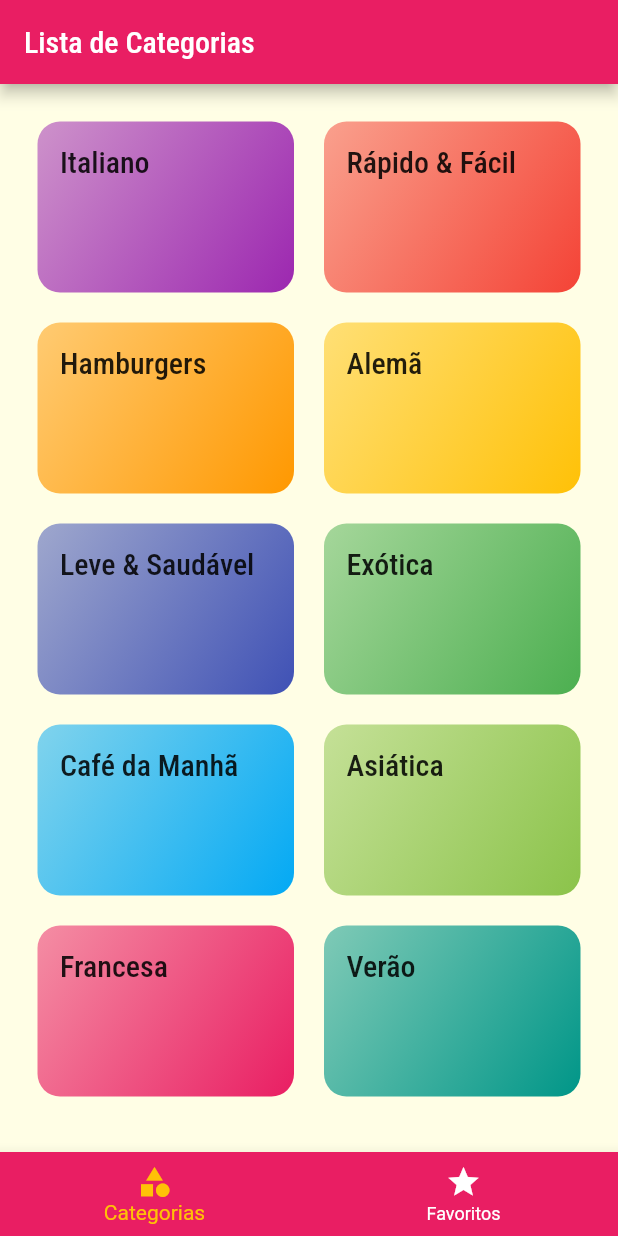
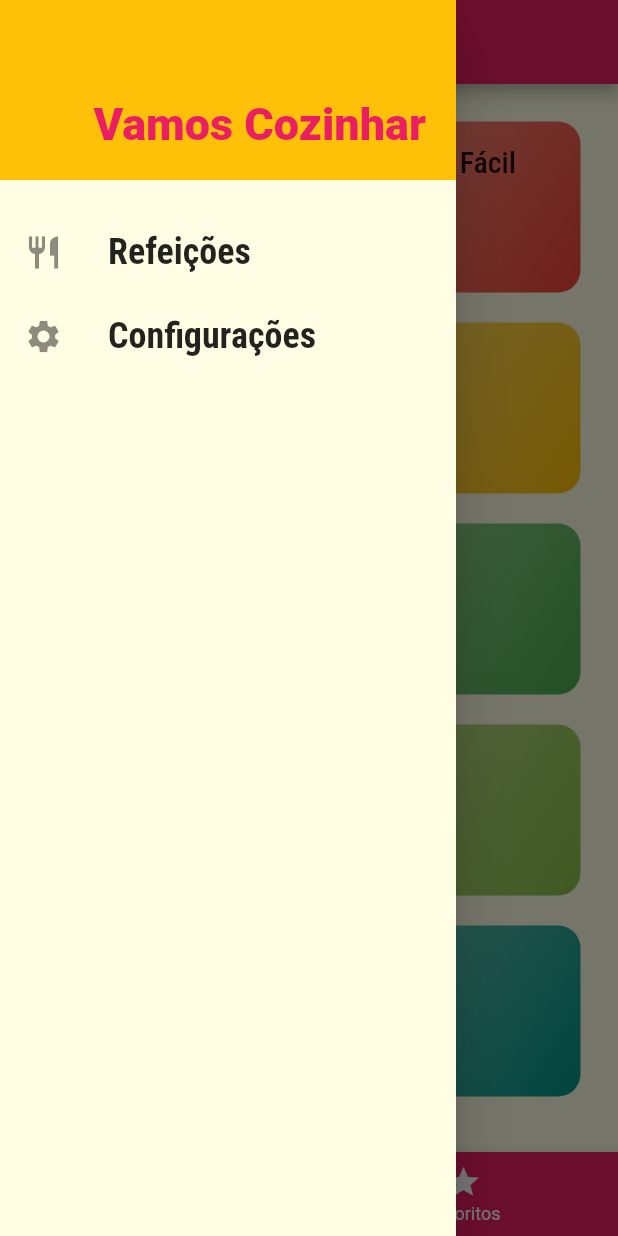
Before and after one commit to Souza83/meals, a Flutter app: the screen it shows after launch, with the side drawer open (before the commit the screen has no drawer), on a phone screen of 412 x 824 dp. Run offline on Flutter 3.47's test engine with Material 2 defaults, Android fonts, the phone set to English and light mode, and no system bars.

Commit message:
Adicionar Drawer Personalizado.

```diff
--- /dev/null
+++ b/lib/components/main_drawer.dart
@@ -0,0 +1,46 @@
+import 'package:flutter/material.dart';
+
+class MainDrawer extends StatelessWidget {
+  Widget _createItem(IconData icon, String Label) {
+    return ListTile(
+      leading: Icon(icon, size: 26),
+      title: Text(
+        Label,
+        style: TextStyle(
+          fontFamily: 'RobotoCondensed',
+          fontSize: 24,
+          fontWeight: FontWeight.bold,
+        ),
+      ),
+      onTap: () {},
+    );
+  }
+
+  @override
+  Widget build(BuildContext context) {
+    return Drawer(
+      child: Column(
+        children: [
+          Container(
+            height: 120,
+            width: double.infinity,
+            padding: EdgeInsets.all(20),
+            color: Theme.of(context).accentColor,
+            alignment: Alignment.bottomRight,
+            child: Text(
+              'Vamos Cozinhar',
+              style: TextStyle(
+                fontWeight: FontWeight.w900,
+                fontSize: 30,
+                color: Theme.of(context).primaryColor,
+              ),
+            ),
+          ),
+          SizedBox(height: 20),
+          _createItem(Icons.restaurant, 'Refeições'),
+          _createItem(Icons.settings, 'Configurações'),
+        ],
+      ),
+    );
+  }
+}
--- a/lib/screens/tabs_screen.dart
+++ b/lib/screens/tabs_screen.dart
@@ -2,6 +2,7 @@ import 'package:flutter/material.dart';
 
 import 'favorite_screen.dart';
 import 'categories_screen.dart';
+import '../components/main_drawer.dart';
 
 class TabsScreen extends StatefulWidget {
   @override
@@ -34,6 +35,7 @@ class _TabsScreenState extends State<TabsScreen> {
       appBar: AppBar(
         title: Text(_titles[_selectedScreenIndex]),
       ),
+      drawer: MainDrawer(),
       body: _screens[_selectedScreenIndex],
       bottomNavigationBar: BottomNavigationBar(
         onTap: _selectedScreen,
```
